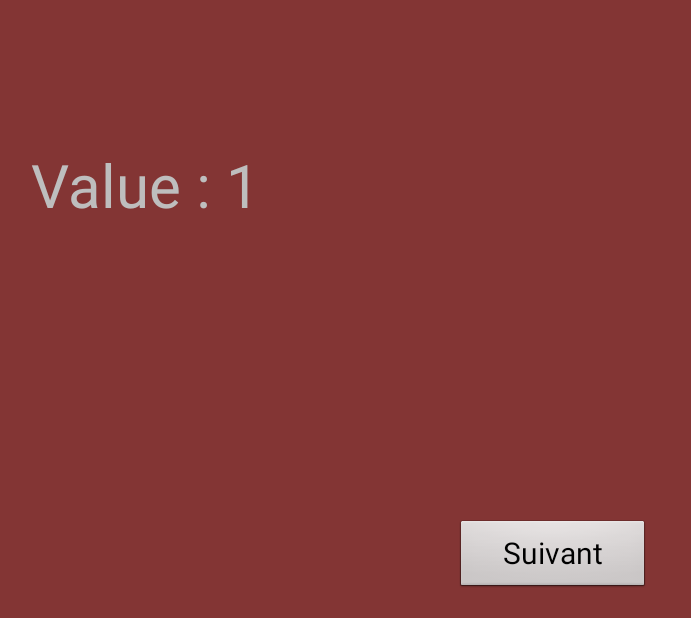
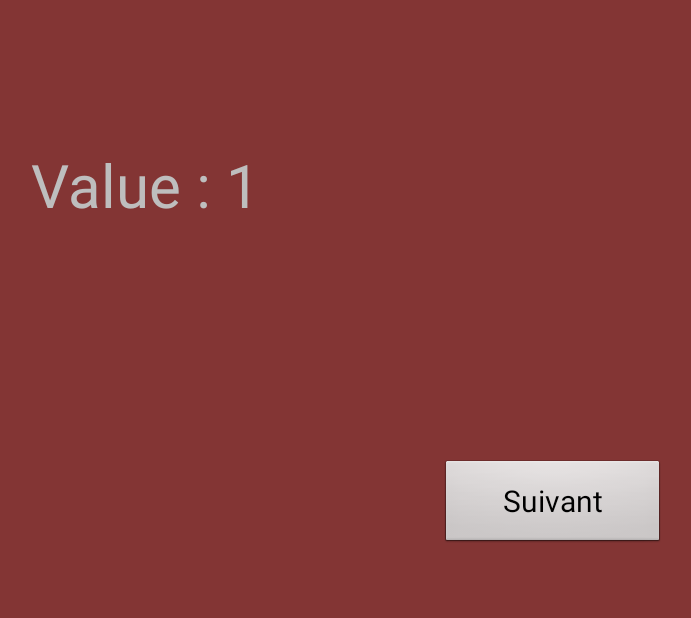
Before and after one commit to tengfan/projetAndroid, an Android app: the GameOneActivity screen opened directly, with no data from a screen before it, after a tap on "Suivant", on a phone screen of 824 x 412 dp (held sideways). Shown: the whole screen, without its empty margins (65-756 px from the left). Run offline under Robolectric (Android 15) with nearby library versions, the phone set to English and light mode, and no system bars.

Commit message:
Amelioration du fonctionnement de plein ecran
Quand l'utilisateur clique sur l'ecran, appli redevient plein ecran.

```diff
--- a/demo1/app/src/main/java/com/example/administrator/demo1/GameOneActivity.java
+++ b/demo1/app/src/main/java/com/example/administrator/demo1/GameOneActivity.java
@@ -46,10 +46,20 @@ public class GameOneActivity extends Activity {
 
     public void btNext(View view) throws InterruptedException{
         i++;
+        //Hide navigation bar and status bar
+        View decorView = getWindow().getDecorView();
+        decorView.setSystemUiVisibility(
+                View.SYSTEM_UI_FLAG_LAYOUT_STABLE
+                        | View.SYSTEM_UI_FLAG_LAYOUT_HIDE_NAVIGATION
+                        | View.SYSTEM_UI_FLAG_LAYOUT_FULLSCREEN
+                        | View.SYSTEM_UI_FLAG_HIDE_NAVIGATION // hide nav bar
+                        | View.SYSTEM_UI_FLAG_FULLSCREEN // hide status bar
+                        | View.SYSTEM_UI_FLAG_IMMERSIVE);
+
         runOnUiThread(new Runnable() {
             @Override
             public void run() {
-                textView.setText("Value : "+ i);
+                textView.setText("Value : " + i);
             }
         });
     }
@@ -60,4 +70,16 @@ public class GameOneActivity extends Activity {
         Log.d("GameOneActivity", "onDestroy");
         finish();
     }
+
+    public void layoutGameOne(View view) throws InterruptedException{
+        //Hide navigation bar and status bar
+        View decorView = getWindow().getDecorView();
+        decorView.setSystemUiVisibility(
+                View.SYSTEM_UI_FLAG_LAYOUT_STABLE
+                        | View.SYSTEM_UI_FLAG_LAYOUT_HIDE_NAVIGATION
+                        | View.SYSTEM_UI_FLAG_LAYOUT_FULLSCREEN
+                        | View.SYSTEM_UI_FLAG_HIDE_NAVIGATION // hide nav bar
+                        | View.SYSTEM_UI_FLAG_FULLSCREEN // hide status bar
+                        | View.SYSTEM_UI_FLAG_IMMERSIVE);
+    }
 }
--- a/demo1/app/src/main/res/layout/activity_game_one.xml
+++ b/demo1/app/src/main/res/layout/activity_game_one.xml
@@ -6,7 +6,8 @@
     android:paddingTop="@dimen/activity_vertical_margin"
     android:paddingBottom="@dimen/activity_vertical_margin"
     tools:context="com.example.administrator.demo1.GameOneActivity"
-    android:background="#833534">
+    android:background="#833534"
+    android:onClick="layoutGameOne">
 
     <TextView
         android:layout_width="fill_parent"
@@ -21,8 +22,7 @@
         android:inputType="textMultiLine"
         android:maxLines="4"
         android:minLines="1"
-        android:autoText="true"
-        android:elegantTextHeight="false" />
+        android:autoText="true" />
 
     <Button
         android:layout_width="wrap_content"
@@ -32,8 +32,9 @@
         android:id="@+id/buttonNext"
         android:onClick="btNext"
         android:visibility="visible"
-        android:width="130dp"
-        android:height="50dp"
+        android:width="150dp"
+        android:height="60dp"
+        android:layout_marginBottom="30dp"
         android:layout_alignParentBottom="true"
         android:layout_centerHorizontal="true" />
 </RelativeLayout>
--- a/demo1/app/src/main/res/layout/activity_main.xml
+++ b/demo1/app/src/main/res/layout/activity_main.xml
@@ -5,7 +5,8 @@
     android:paddingTop="@dimen/activity_vertical_margin"
     android:paddingBottom="@dimen/activity_vertical_margin"
     tools:context="com.example.administrator.demo1.MainActivity"
-    android:background="#833534">
+    android:background="#833534"
+    android:onClick="layoutMain">
 
     <TextView
         android:text="@string/choose_game"
--- a/demo1/app/src/main/res/layout/activity_welcome.xml
+++ b/demo1/app/src/main/res/layout/activity_welcome.xml
@@ -6,7 +6,8 @@
     android:paddingTop="@dimen/activity_vertical_margin"
     android:paddingBottom="@dimen/activity_vertical_margin"
     tools:context="com.example.administrator.demo1.WelcomeActivity"
-    android:background="#833534" >
+    android:background="#833534"
+    android:onClick="layoutWelcome">
 
     <TextView
         android:layout_width="wrap_content"
```
Also changed, not shown: demo1/app/src/main/java/com/example/administrator/demo1/MainActivity.java (+12 -0 lines), demo1/app/src/main/java/com/example/administrator/demo1/WelcomeActivity.java (+12 -0 lines).
